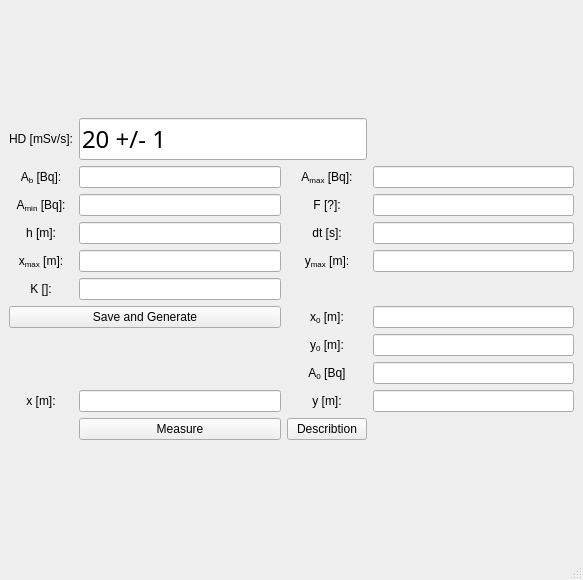
Before: the Qt Designer form working_apps/detector_simulation/MainWindow.ui in urhtrinko/DroneRadioactivity_student_job, drawn with Qt 5.
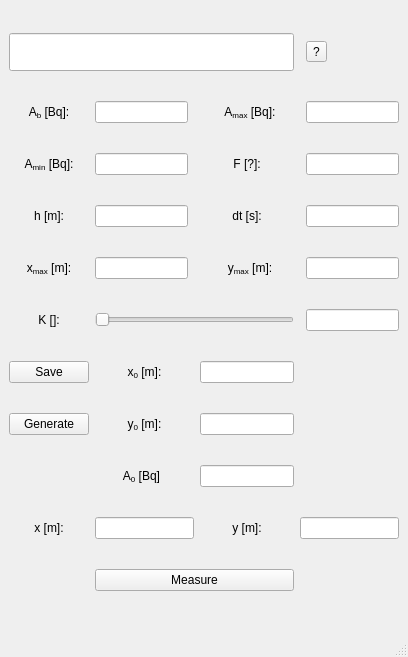
After: the same form once the commit is applied.

Diff of the .ui file:
```diff
--- a/working_apps/detector_simulation/MainWindow.ui
+++ b/working_apps/detector_simulation/MainWindow.ui
@@ -6,201 +6,218 @@
    <rect>
     <x>0</x>
     <y>0</y>
-    <width>583</width>
-    <height>580</height>
+    <width>408</width>
+    <height>657</height>
    </rect>
   </property>
+  <property name="sizePolicy">
+   <sizepolicy hsizetype="Preferred" vsizetype="Preferred">
+    <horstretch>0</horstretch>
+    <verstretch>0</verstretch>
+   </sizepolicy>
+  </property>
+  <property name="minimumSize">
+   <size>
+    <width>408</width>
+    <height>657</height>
+   </size>
+  </property>
+  <property name="maximumSize">
+   <size>
+    <width>408</width>
+    <height>657</height>
+   </size>
+  </property>
   <property name="windowTitle">
    <string>MainWindow</string>
   </property>
   <widget class="QWidget" name="centralwidget">
-   <layout class="QGridLayout" name="gridLayout_2">
-    <item row="0" column="1">
      <layout class="QGridLayout" name="gridLayout">
-      <property name="leftMargin">
-       <number>0</number>
-      </property>
-      <property name="topMargin">
-       <number>0</number>
-      </property>
-      <item row="13" column="3">
-       <widget class="QPushButton" name="btnDescribtion">
-        <property name="text">
-         <string>Describtion</string>
-        </property>
-       </widget>
-      </item>
-      <item row="12" column="3">
-       <widget class="QLabel" name="label_y">
-        <property name="text">
-         <string>&lt;html&gt;&lt;head/&gt;&lt;body&gt;&lt;p align=&quot;center&quot;&gt;y [m]:&lt;/p&gt;&lt;/body&gt;&lt;/html&gt;</string>
-        </property>
-       </widget>
-      </item>
-      <item row="9" column="3">
-       <widget class="QLabel" name="label_genSourceA0">
-        <property name="text">
-         <string>&lt;html&gt;&lt;head/&gt;&lt;body&gt;&lt;p align=&quot;center&quot;&gt;A&lt;span style=&quot; vertical-align:sub;&quot;&gt;0&lt;/span&gt; [Bq]&lt;/p&gt;&lt;/body&gt;&lt;/html&gt;</string>
-        </property>
-       </widget>
+    <item row="4" column="6">
+     <widget class="QLineEdit" name="lineEdit_Amax"/>
       </item>
       <item row="5" column="4">
-       <widget class="QLineEdit" name="lineEdit_ymax"/>
-      </item>
-      <item row="5" column="3">
-       <widget class="QLabel" name="label_x_2">
+     <widget class="QLabel" name="label_F">
         <property name="text">
-         <string>&lt;html&gt;&lt;head/&gt;&lt;body&gt;&lt;p align=&quot;center&quot;&gt;y&lt;span style=&quot; vertical-align:sub;&quot;&gt;max&lt;/span&gt; [m]:&lt;/p&gt;&lt;/body&gt;&lt;/html&gt;</string>
+       <string>&lt;html&gt;&lt;head/&gt;&lt;body&gt;&lt;p align=&quot;center&quot;&gt;F [?]:&lt;/p&gt;&lt;/body&gt;&lt;/html&gt;</string>
         </property>
        </widget>
       </item>
-      <item row="4" column="4">
-       <widget class="QLineEdit" name="lineEdit_dt"/>
-      </item>
-      <item row="8" column="3">
-       <widget class="QLabel" name="label_2">
-        <property name="text">
-         <string>&lt;html&gt;&lt;head/&gt;&lt;body&gt;&lt;p align=&quot;center&quot;&gt;y&lt;span style=&quot; vertical-align:sub;&quot;&gt;0&lt;/span&gt; [m]:&lt;/p&gt;&lt;/body&gt;&lt;/html&gt;</string>
-        </property>
-       </widget>
-      </item>
-      <item row="12" column="4">
-       <widget class="QLineEdit" name="lineEdit_y"/>
-      </item>
-      <item row="9" column="4">
-       <widget class="QLineEdit" name="lineEdit_genSourceA0"/>
-      </item>
-      <item row="7" column="3">
-       <widget class="QLabel" name="label_genSourceX">
-        <property name="text">
-         <string>&lt;html&gt;&lt;head/&gt;&lt;body&gt;&lt;p align=&quot;center&quot;&gt;x&lt;span style=&quot; vertical-align:sub;&quot;&gt;0&lt;/span&gt; [m]:&lt;/p&gt;&lt;/body&gt;&lt;/html&gt;</string>
-        </property>
-       </widget>
-      </item>
-      <item row="8" column="4">
-       <widget class="QLineEdit" name="lineEdit_genSourceY"/>
-      </item>
-      <item row="2" column="3">
+    <item row="5" column="6">
+     <widget class="QLineEdit" name="lineEdit_F"/>
+    </item>
+    <item row="4" column="4" colspan="2">
        <widget class="QLabel" name="label_Amax">
         <property name="text">
          <string>&lt;html&gt;&lt;head/&gt;&lt;body&gt;&lt;p align=&quot;center&quot;&gt;A&lt;span style=&quot; vertical-align:sub;&quot;&gt;max&lt;/span&gt; [Bq]:&lt;/p&gt;&lt;/body&gt;&lt;/html&gt;</string>
         </property>
        </widget>
       </item>
-      <item row="7" column="0" colspan="3">
-       <widget class="QPushButton" name="btnSaveGenerate">
-        <property name="text">
-         <string>Save and Generate</string>
-        </property>
-       </widget>
-      </item>
-      <item row="4" column="3">
+    <item row="6" column="4">
        <widget class="QLabel" name="label_dt">
         <property name="text">
          <string>&lt;html&gt;&lt;head/&gt;&lt;body&gt;&lt;p align=&quot;center&quot;&gt;dt [s]:&lt;/p&gt;&lt;/body&gt;&lt;/html&gt;</string>
         </property>
        </widget>
       </item>
-      <item row="3" column="3">
-       <widget class="QLabel" name="label_F">
+    <item row="12" column="4">
+     <widget class="QLabel" name="label_y">
         <property name="text">
-         <string>&lt;html&gt;&lt;head/&gt;&lt;body&gt;&lt;p align=&quot;center&quot;&gt;F [?]:&lt;/p&gt;&lt;/body&gt;&lt;/html&gt;</string>
+       <string>&lt;html&gt;&lt;head/&gt;&lt;body&gt;&lt;p align=&quot;center&quot;&gt;y [m]:&lt;/p&gt;&lt;/body&gt;&lt;/html&gt;</string>
         </property>
        </widget>
       </item>
-      <item row="2" column="4">
-       <widget class="QLineEdit" name="lineEdit_Amax"/>
-      </item>
-      <item row="3" column="4">
-       <widget class="QLineEdit" name="lineEdit_F"/>
-      </item>
-      <item row="2" column="0" colspan="2">
-       <widget class="QLabel" name="label_Ab">
+    <item row="12" column="2" colspan="2">
+     <widget class="QLineEdit" name="lineEdit_x"/>
+    </item>
+    <item row="12" column="5" colspan="2">
+     <widget class="QLineEdit" name="lineEdit_y"/>
+    </item>
+    <item row="13" column="2" colspan="3">
+     <widget class="QPushButton" name="btnMeasure">
         <property name="text">
-         <string>&lt;html&gt;&lt;head/&gt;&lt;body&gt;&lt;p align=&quot;center&quot;&gt;A&lt;span style=&quot; vertical-align:sub;&quot;&gt;b&lt;/span&gt; [Bq]:&lt;/p&gt;&lt;/body&gt;&lt;/html&gt;</string>
+       <string>Measure</string>
         </property>
        </widget>
       </item>
-      <item row="2" column="2">
-       <widget class="QLineEdit" name="lineEdit_Ab"/>
-      </item>
-      <item row="3" column="2">
-       <widget class="QLineEdit" name="lineEdit_Amin"/>
-      </item>
-      <item row="4" column="2">
-       <widget class="QLineEdit" name="lineEdit_h"/>
-      </item>
-      <item row="6" column="0" colspan="2">
+    <item row="6" column="6">
+     <widget class="QLineEdit" name="lineEdit_dt"/>
+    </item>
+    <item row="7" column="4" colspan="2">
+     <widget class="QLabel" name="label_x_2">
+      <property name="text">
+       <string>&lt;html&gt;&lt;head/&gt;&lt;body&gt;&lt;p align=&quot;center&quot;&gt;y&lt;span style=&quot; vertical-align:sub;&quot;&gt;max&lt;/span&gt; [m]:&lt;/p&gt;&lt;/body&gt;&lt;/html&gt;</string>
+      </property>
+     </widget>
+    </item>
+    <item row="12" column="0" colspan="2">
+     <widget class="QLabel" name="label_x">
+      <property name="text">
+       <string>&lt;html&gt;&lt;head/&gt;&lt;body&gt;&lt;p align=&quot;center&quot;&gt;x [m]:&lt;/p&gt;&lt;/body&gt;&lt;/html&gt;</string>
+      </property>
+     </widget>
+    </item>
+    <item row="8" column="0" colspan="2">
        <widget class="QLabel" name="label_K">
         <property name="text">
          <string>&lt;html&gt;&lt;head/&gt;&lt;body&gt;&lt;p align=&quot;center&quot;&gt;K []:&lt;/p&gt;&lt;/body&gt;&lt;/html&gt;</string>
         </property>
        </widget>
       </item>
+    <item row="4" column="2">
+     <widget class="QLineEdit" name="lineEdit_Ab"/>
+    </item>
+    <item row="4" column="0" colspan="2">
+     <widget class="QLabel" name="label_Ab">
+      <property name="text">
+       <string>&lt;html&gt;&lt;head/&gt;&lt;body&gt;&lt;p align=&quot;center&quot;&gt;A&lt;span style=&quot; vertical-align:sub;&quot;&gt;b&lt;/span&gt; [Bq]:&lt;/p&gt;&lt;/body&gt;&lt;/html&gt;</string>
+      </property>
+     </widget>
+    </item>
       <item row="5" column="0" colspan="2">
-       <widget class="QLabel" name="label_xmax">
-        <property name="text">
-         <string>&lt;html&gt;&lt;head/&gt;&lt;body&gt;&lt;p align=&quot;center&quot;&gt;x&lt;span style=&quot; vertical-align:sub;&quot;&gt;max&lt;/span&gt; [m]:&lt;/p&gt;&lt;/body&gt;&lt;/html&gt;</string>
-        </property>
-       </widget>
-      </item>
-      <item row="3" column="0" colspan="2">
        <widget class="QLabel" name="label_Amin">
         <property name="text">
          <string>&lt;html&gt;&lt;head/&gt;&lt;body&gt;&lt;p align=&quot;center&quot;&gt;A&lt;span style=&quot; vertical-align:sub;&quot;&gt;min&lt;/span&gt; [Bq]:&lt;/p&gt;&lt;/body&gt;&lt;/html&gt;</string>
         </property>
        </widget>
       </item>
-      <item row="4" column="0" colspan="2">
+    <item row="6" column="2">
+     <widget class="QLineEdit" name="lineEdit_h"/>
+    </item>
+    <item row="5" column="2">
+     <widget class="QLineEdit" name="lineEdit_Amin"/>
+    </item>
+    <item row="8" column="2" colspan="3">
+     <widget class="QSlider" name="sliderForK">
+      <property name="orientation">
+       <enum>Qt::Horizontal</enum>
+      </property>
+     </widget>
+    </item>
+    <item row="7" column="0" colspan="2">
+     <widget class="QLabel" name="label_xmax">
+      <property name="text">
+       <string>&lt;html&gt;&lt;head/&gt;&lt;body&gt;&lt;p align=&quot;center&quot;&gt;x&lt;span style=&quot; vertical-align:sub;&quot;&gt;max&lt;/span&gt; [m]:&lt;/p&gt;&lt;/body&gt;&lt;/html&gt;</string>
+      </property>
+     </widget>
+    </item>
+    <item row="6" column="0" colspan="2">
        <widget class="QLabel" name="label_h">
         <property name="text">
          <string>&lt;html&gt;&lt;head/&gt;&lt;body&gt;&lt;p align=&quot;center&quot;&gt;h [m]:&lt;/p&gt;&lt;/body&gt;&lt;/html&gt;</string>
         </property>
        </widget>
       </item>
-      <item row="13" column="2">
-       <widget class="QPushButton" name="btnMeasure">
+    <item row="10" column="0" colspan="2">
+     <widget class="QPushButton" name="btn_Generate">
         <property name="text">
-         <string>Measure</string>
+       <string>Generate</string>
         </property>
        </widget>
       </item>
-      <item row="0" column="0" colspan="2">
-       <widget class="QLabel" name="label_HD">
-        <property name="text">
-         <string>&lt;html&gt;&lt;head/&gt;&lt;body&gt;&lt;p align=&quot;center&quot;&gt;HD [mSv/s]:&lt;/p&gt;&lt;/body&gt;&lt;/html&gt;</string>
-        </property>
-       </widget>
-      </item>
-      <item row="12" column="0" colspan="2">
-       <widget class="QLabel" name="label_x">
-        <property name="text">
-         <string>&lt;html&gt;&lt;head/&gt;&lt;body&gt;&lt;p align=&quot;center&quot;&gt;x [m]:&lt;/p&gt;&lt;/body&gt;&lt;/html&gt;</string>
-        </property>
-       </widget>
-      </item>
-      <item row="12" column="2">
-       <widget class="QLineEdit" name="lineEdit_x"/>
-      </item>
-      <item row="5" column="2">
+    <item row="7" column="2">
        <widget class="QLineEdit" name="lineEdit_xmax"/>
       </item>
-      <item row="6" column="2">
-       <widget class="QLineEdit" name="lineEdit_K"/>
-      </item>
-      <item row="7" column="4">
+    <item row="9" column="0" colspan="2">
+     <widget class="QPushButton" name="btn_Save">
+      <property name="text">
+       <string>Save</string>
+      </property>
+     </widget>
+    </item>
+    <item row="10" column="2" colspan="2">
+     <widget class="QLabel" name="label_2">
+      <property name="text">
+       <string>&lt;html&gt;&lt;head/&gt;&lt;body&gt;&lt;p align=&quot;center&quot;&gt;y&lt;span style=&quot; vertical-align:sub;&quot;&gt;0&lt;/span&gt; [m]:&lt;/p&gt;&lt;/body&gt;&lt;/html&gt;</string>
+      </property>
+     </widget>
+    </item>
+    <item row="10" column="4">
+     <widget class="QLineEdit" name="lineEdit_genSourceY"/>
+    </item>
+    <item row="9" column="4">
        <widget class="QLineEdit" name="lineEdit_genSourceX"/>
       </item>
-      <item row="0" column="2" colspan="2">
+    <item row="9" column="2" colspan="2">
+     <widget class="QLabel" name="label_genSourceX">
+      <property name="text">
+       <string>&lt;html&gt;&lt;head/&gt;&lt;body&gt;&lt;p align=&quot;center&quot;&gt;x&lt;span style=&quot; vertical-align:sub;&quot;&gt;0&lt;/span&gt; [m]:&lt;/p&gt;&lt;/body&gt;&lt;/html&gt;</string>
+      </property>
+     </widget>
+    </item>
+    <item row="7" column="6">
+     <widget class="QLineEdit" name="lineEdit_ymax"/>
+    </item>
+    <item row="8" column="6">
+     <widget class="QLineEdit" name="lineEdit_valueK"/>
+    </item>
+    <item row="11" column="4">
+     <widget class="QLineEdit" name="lineEdit_genSourceA0"/>
+    </item>
+    <item row="11" column="2">
+     <widget class="QLabel" name="label_genSourceA0">
+      <property name="text">
+       <string>&lt;html&gt;&lt;head/&gt;&lt;body&gt;&lt;p align=&quot;center&quot;&gt;A&lt;span style=&quot; vertical-align:sub;&quot;&gt;0&lt;/span&gt; [Bq]&lt;/p&gt;&lt;/body&gt;&lt;/html&gt;</string>
+      </property>
+     </widget>
+    </item>
+    <item row="2" column="6">
+     <widget class="QToolButton" name="unitQuestionBtn">
+      <property name="text">
+       <string>?</string>
+      </property>
+     </widget>
+    </item>
+    <item row="2" column="0" colspan="5">
        <widget class="QLineEdit" name="lineEdit_resultHD">
         <property name="font">
          <font>
           <family>Agency FB</family>
-          <pointsize>18</pointsize>
+        <pointsize>16</pointsize>
          </font>
         </property>
         <property name="text">
-         <string>20 +/- 1</string>
+       <string/>
         </property>
         <property name="readOnly">
          <bool>true</bool>
@@ -208,8 +225,6 @@
        </widget>
       </item>
      </layout>
-    </item>
-   </layout>
   </widget>
   <widget class="QMenuBar" name="menubar">
    <property name="geometry">
```
Left out of the diff: 15 changed lines with no effect on the pictures. Lines whose indentation alone changed are shown as unchanged.
